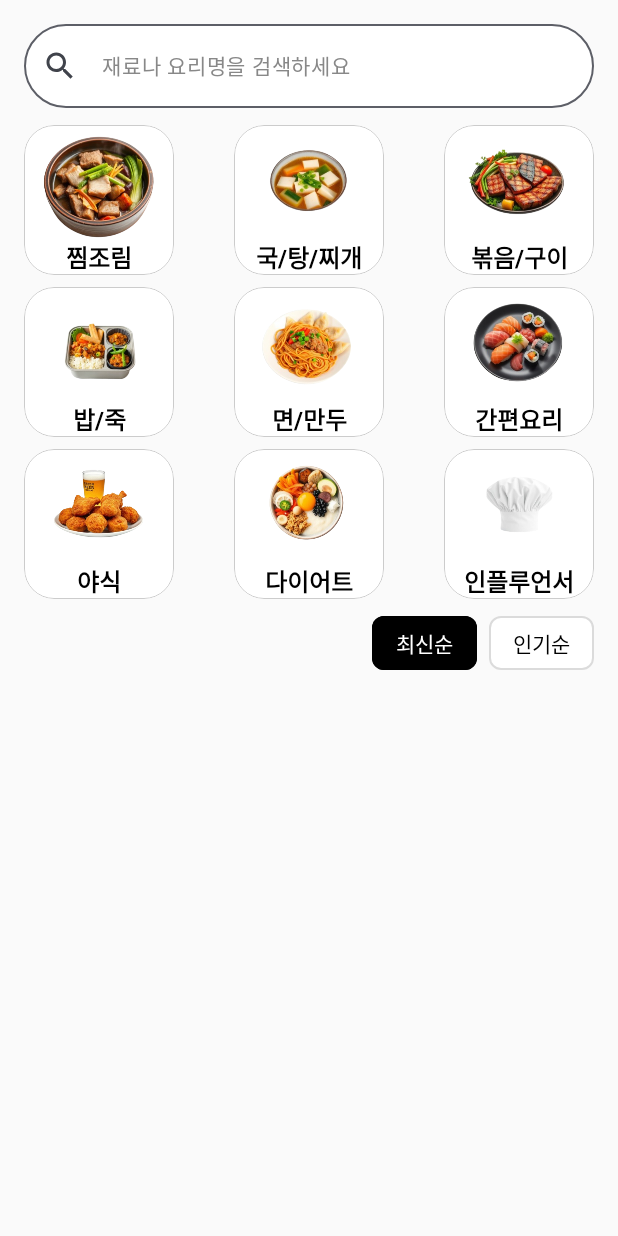
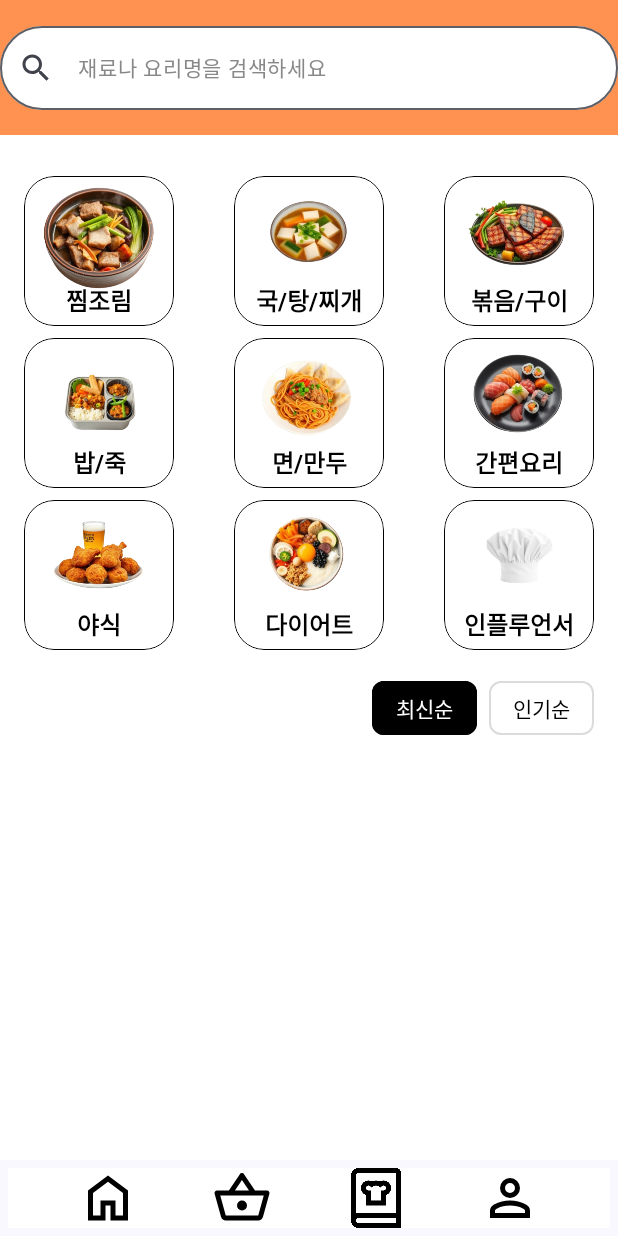
Before and after one commit to DONG-STU/AiCookMate, an Android app built with Jetpack Compose: the RecipeScreen screen opened through its navigation route, on a phone screen of 412 x 824 dp. Run offline under Robolectric (Android 15) with nearby library versions, the phone set to English and light mode, and no system bars; our stand-ins replace Firebase (no records; nobody signed in at launch, a user with empty details on screens opened directly); pictures from the network do not load.

Commit message:
MainHomeActivity.kt UI Update RecipeScreen.kt UI Update

```diff
--- a/app/src/main/java/com/sdc/aicookmate/MainHomeActivity.kt
+++ b/app/src/main/java/com/sdc/aicookmate/MainHomeActivity.kt
@@ -443,6 +443,7 @@ fun FirebaseDropdown(
                     .fillMaxWidth()
                     .background(Color.White)
                     .border(1.dp, Color.LightGray, shape = RoundedCornerShape(8.dp))
+                    .padding(vertical = 4.dp)
             ) {
                 Column(
                     modifier = Modifier
@@ -452,7 +453,7 @@ fun FirebaseDropdown(
                 ) {
                     searchResults.forEach { recipe ->
                         DropdownMenuItem(
-                            text = { Text(text = recipe.title) },
+                            text = { Text(text = recipe.title, color = Color.Black) },
                             onClick = {
                                 inputText = recipe.title
                                 expanded = false
--- a/app/src/main/java/com/sdc/aicookmate/RecipeScreen.kt
+++ b/app/src/main/java/com/sdc/aicookmate/RecipeScreen.kt
@@ -30,6 +30,7 @@ import androidx.compose.ui.graphics.Color
 import androidx.compose.ui.graphics.ColorFilter
 import androidx.compose.ui.graphics.painter.Painter
 import androidx.compose.ui.layout.ContentScale
+import androidx.compose.ui.res.colorResource
 import androidx.compose.ui.res.painterResource
 import androidx.compose.ui.test.isSelected
 import androidx.compose.ui.text.TextStyle
@@ -40,46 +41,50 @@ import androidx.compose.ui.unit.sp
 import androidx.lifecycle.viewmodel.compose.viewModel
 import androidx.navigation.NavController
 
-//@Preview
-//@Composable
-//fun mainpreview() {
-//    RecipeScreen()
-//}
-
-
 @Composable
 fun RecipeScreen(navController: NavController) {
 
     val viewModel: RecipeViewModel = viewModel()
     val recipes by viewModel.recipes.collectAsState()
-//    Scaffold(
-//        bottomBar = { BottomBar(navController) }
-//    ) { paddingValues ->
-//        Column(
-//            modifier = Modifier
-//                .padding(paddingValues)
-//                .background(Color(0xFFFCF6E0))
-//        ){
+    Scaffold(
+        bottomBar = { BottomBar(navController) }
+    ) { paddingValues ->
+        Column(
+            modifier = Modifier
+                .padding(paddingValues)
+                .background(Color.White)
+        ) {
+            Box(
+                modifier = Modifier
+                    .fillMaxWidth()
+                    .height(90.dp)
+                    .background(color = colorResource(R.color.titleColor))
+            ) {
+                OutlinedTextField(
+                    value = "",
+                    onValueChange = {},
+                    leadingIcon = { Icon(Icons.Default.Search, "검색") },
+                    placeholder = {
+                        Text(
+                            "재료나 요리명을 검색하세요",
+                            fontSize = 14.sp,
+                            color = Color.Gray
+                        )
+                    },
+                    modifier = Modifier
+                        .fillMaxWidth()
+                        .height(56.dp)
+                        .background(Color.White, RoundedCornerShape(30.dp))
+                        .align(Alignment.Center),
+                    shape = RoundedCornerShape(30.dp)
+                )
+            }
 
             Column(
                 modifier = Modifier
                     .fillMaxSize()
                     .padding(16.dp)
             ) {
-
-
-        OutlinedTextField(
-            value = "",
-            onValueChange = {},
-            leadingIcon = { Icon(Icons.Default.Search, "검색") },
-            placeholder = { Text("재료나 요리명을 검색하세요", fontSize = 14.sp, color = Color.Gray) },
-            modifier = Modifier
-                .fillMaxWidth()
-                .height(56.dp)
-                .background(Color.White, RoundedCornerShape(30.dp)),
-            shape = RoundedCornerShape(30.dp)
-        )
-
                 Spacer(modifier = Modifier.height(3.dp))
 
                 FoodCategories(navController)
@@ -87,7 +92,9 @@ fun RecipeScreen(navController: NavController) {
                 Spacer(modifier = Modifier.height(3.dp))
 
                 Row(
-            modifier = Modifier.fillMaxWidth(),
+                    modifier = Modifier
+                        .fillMaxWidth()
+                        .padding(vertical = 9.dp),
                     horizontalArrangement = Arrangement.End
                 ) {
                     RecentButton(
@@ -111,12 +118,15 @@ fun RecipeScreen(navController: NavController) {
 
             }
         }
+    }
+}
 
 
 @Composable
 fun FoodCategories(navController: NavController) {
     Column(
-        modifier = Modifier.fillMaxWidth()
+        modifier = Modifier
+            .fillMaxWidth()
             .padding(vertical = 4.dp),
         verticalArrangement = Arrangement.SpaceEvenly
     ) {
@@ -156,8 +166,6 @@ fun FoodCategories(navController: NavController) {
 }
 
 
-
-
 @Composable
 fun FoodCategoryItem(navController: NavController, title: String, iconRes: Int) {
     Column(
@@ -189,7 +197,7 @@ fun FoodCategoryItem(navController: NavController, title: String, iconRes: Int)
                 }
                 .border(
                     width = 0.5.dp,
-                    color = Color.LightGray,
+                    color = Color.Black,
                     shape = RoundedCornerShape(percent = 20)
                 ),
             contentAlignment = Alignment.Center
@@ -213,7 +221,9 @@ fun FoodCategoryItem(navController: NavController, title: String, iconRes: Int)
 
                     Text(
                         text = title,
-                        modifier = Modifier.align(Alignment.BottomCenter),
+                        modifier = Modifier
+                            .align(Alignment.BottomCenter)
+                            .padding(bottom = 5.dp),
                         style = TextStyle(
                             fontSize = 16.sp,
                             color = Color.Black,
@@ -225,7 +235,6 @@ fun FoodCategoryItem(navController: NavController, title: String, iconRes: Int)
         }
     }
 }
-
 
 
 @Composable
@@ -264,6 +273,7 @@ fun FoodItemCard(navController: NavController, foodItem: FoodItem) {
             .fillMaxWidth()
             .clip(RoundedCornerShape(12.dp))
             .clickable { navController.navigate("recipeExplain") }
+            .border(0.5.dp, Color.Black, RoundedCornerShape(12.dp))
     ) {
 
         Image(
```
Lines whose indentation alone changed are shown as unchanged.
